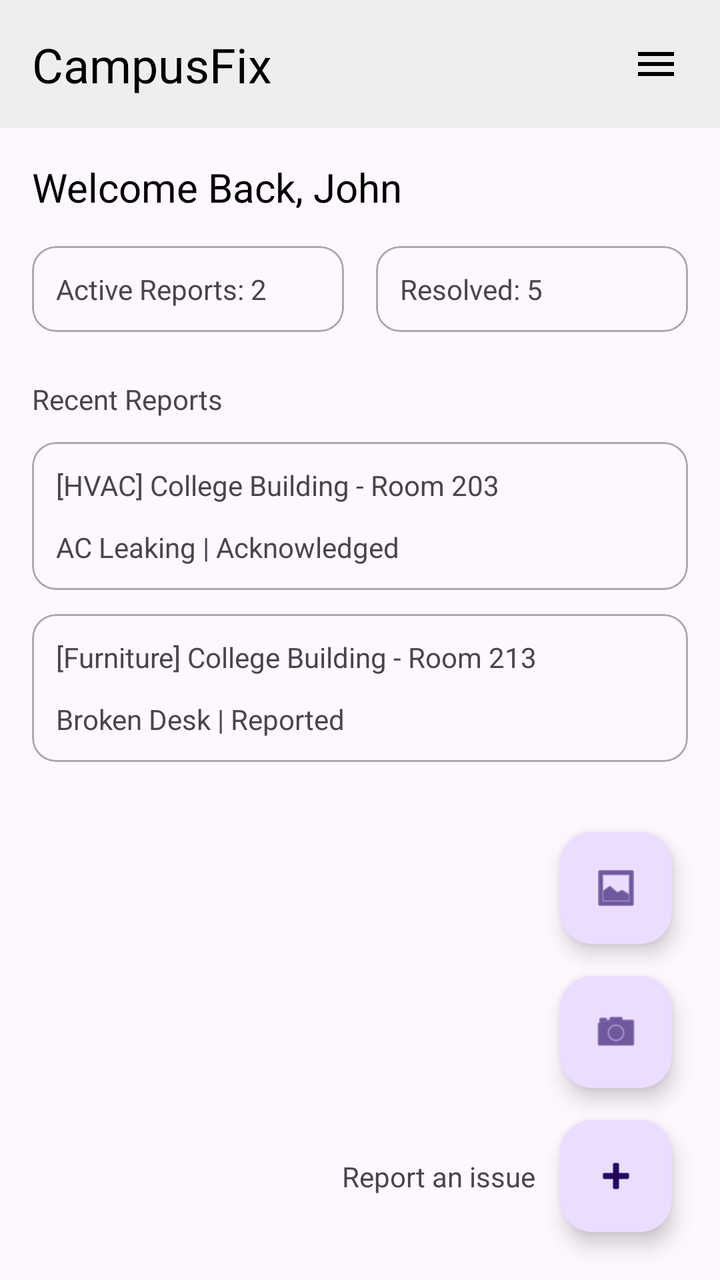
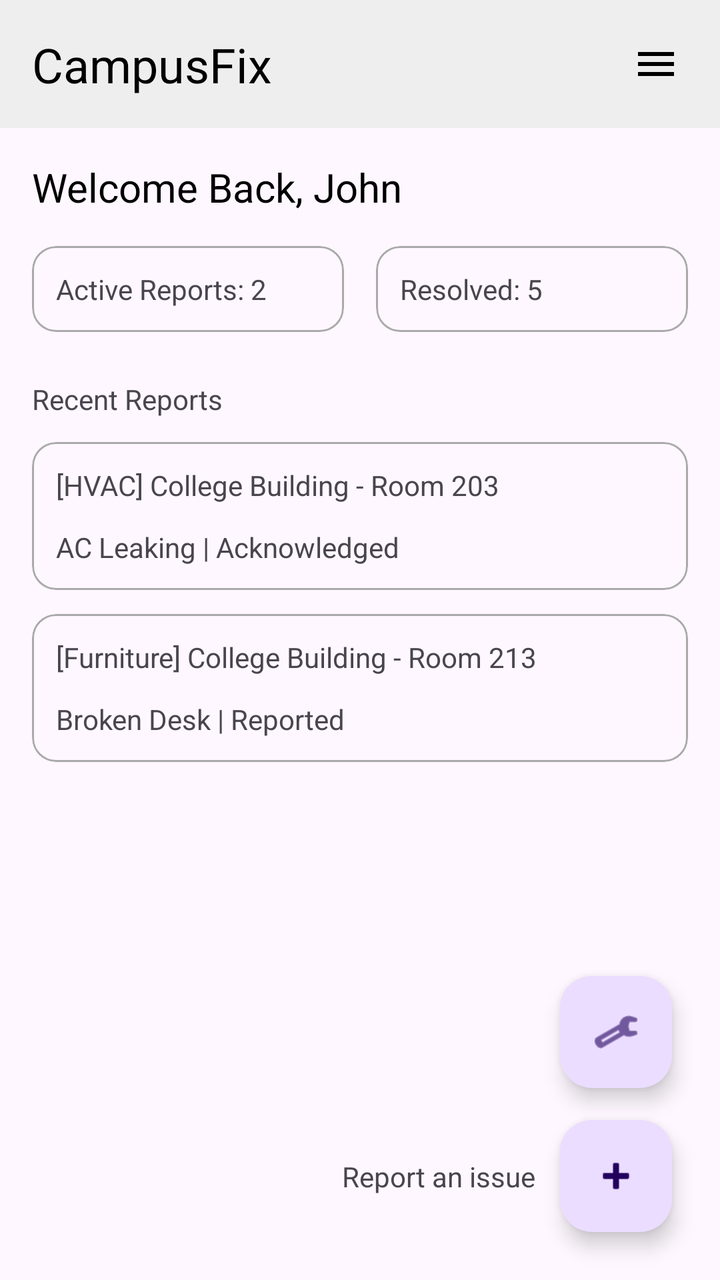

An Android layout rendered at two revisions. The XML below is the earlier revision; the diff shows what the commit changed to produce the second picture.
<!-- AndroidManifest.xml: application theme Theme.CampusFix -->
<!-- res/layout/activity_dashboard.xml -->
<?xml version="1.0" encoding="utf-8"?>
<androidx.constraintlayout.widget.ConstraintLayout
    xmlns:android="http://schemas.android.com/apk/res/android"
    xmlns:app="http://schemas.android.com/apk/res-auto"
    xmlns:tools="http://schemas.android.com/tools"
    android:id="@+id/main"
    android:layout_width="match_parent"
    android:layout_height="match_parent"
    tools:context=".DashboardActivity">

    
    <androidx.constraintlayout.widget.ConstraintLayout
        android:id="@+id/topBar"
        android:layout_width="0dp"
        android:layout_height="64dp"
        android:background="#EEEEEE"
        app:layout_constraintEnd_toEndOf="parent"
        app:layout_constraintStart_toStartOf="parent"
        app:layout_constraintTop_toTopOf="parent">

        <TextView
            android:id="@+id/tvAppName"
            android:layout_width="wrap_content"
            android:layout_height="wrap_content"
            android:layout_marginStart="16dp"
            android:text="CampusFix"
            android:textColor="@android:color/black"
            android:textSize="24sp"
            app:layout_constraintBottom_toBottomOf="parent"
            app:layout_constraintStart_toStartOf="parent"
            app:layout_constraintTop_toTopOf="parent" />

        <ImageView
            android:id="@+id/ivMenu"
            android:layout_width="48dp"
            android:layout_height="48dp"
            android:layout_marginEnd="8dp"
            android:contentDescription="Menu"
            android:padding="12dp"
            android:src="@drawable/ic_menu"
            app:layout_constraintBottom_toBottomOf="parent"
            app:layout_constraintEnd_toEndOf="parent"
            app:layout_constraintTop_toTopOf="parent" />
    </androidx.constraintlayout.widget.ConstraintLayout>

    
    <TextView
        android:id="@+id/tvWelcome"
        android:layout_width="wrap_content"
        android:layout_height="wrap_content"
        android:layout_marginStart="16dp"
        android:layout_marginTop="16dp"
        android:text="Welcome Back, John"
        android:textColor="@android:color/black"
        android:textSize="20sp"
        app:layout_constraintStart_toStartOf="parent"
        app:layout_constraintTop_toBottomOf="@id/topBar" />

    
    <com.google.android.material.card.MaterialCardView
        android:id="@+id/cardActive"
        android:layout_width="0dp"
        android:layout_height="wrap_content"
        android:layout_marginStart="16dp"
        android:layout_marginTop="16dp"
        android:layout_marginEnd="8dp"
        app:cardElevation="0dp"
        app:strokeColor="@android:color/darker_gray"
        app:strokeWidth="1dp"
        app:layout_constraintEnd_toStartOf="@id/cardResolved"
        app:layout_constraintHorizontal_chainStyle="spread"
        app:layout_constraintStart_toStartOf="parent"
        app:layout_constraintTop_toBottomOf="@id/tvWelcome">

        <TextView
            android:id="@+id/tvActive"
            android:layout_width="match_parent"
            android:layout_height="wrap_content"
            android:padding="12dp"
            android:text="Active Reports: 2"
            android:textSize="14sp" />
    </com.google.android.material.card.MaterialCardView>

    <com.google.android.material.card.MaterialCardView
        android:id="@+id/cardResolved"
        android:layout_width="0dp"
        android:layout_height="wrap_content"
        android:layout_marginStart="8dp"
        android:layout_marginEnd="16dp"
        app:cardElevation="0dp"
        app:strokeColor="@android:color/darker_gray"
        app:strokeWidth="1dp"
        app:layout_constraintBottom_toBottomOf="@id/cardActive"
        app:layout_constraintEnd_toEndOf="parent"
        app:layout_constraintStart_toEndOf="@id/cardActive"
        app:layout_constraintTop_toTopOf="@id/cardActive">

        <TextView
            android:id="@+id/tvResolved"
            android:layout_width="match_parent"
            android:layout_height="wrap_content"
            android:padding="12dp"
            android:text="Resolved: 5"
            android:textSize="14sp" />
    </com.google.android.material.card.MaterialCardView>

    
    <TextView
        android:id="@+id/tvRecent"
        android:layout_width="wrap_content"
        android:layout_height="wrap_content"
        android:layout_marginStart="16dp"
        android:layout_marginTop="24dp"
        android:text="Recent Reports"
        android:textSize="14sp"
        app:layout_constraintStart_toStartOf="parent"
        app:layout_constraintTop_toBottomOf="@id/cardActive" />

    <com.google.android.material.card.MaterialCardView
        android:id="@+id/cardReport1"
        android:layout_width="0dp"
        android:layout_height="wrap_content"
        android:layout_marginStart="16dp"
        android:layout_marginTop="12dp"
        android:layout_marginEnd="16dp"
        app:cardElevation="0dp"
        app:strokeColor="@android:color/darker_gray"
        app:strokeWidth="1dp"
        app:layout_constraintEnd_toEndOf="parent"
        app:layout_constraintStart_toStartOf="parent"
        app:layout_constraintTop_toBottomOf="@id/tvRecent">

        <androidx.constraintlayout.widget.ConstraintLayout
            android:layout_width="match_parent"
            android:layout_height="wrap_content"
            android:padding="12dp">

            <TextView
                android:id="@+id/tvReport1Title"
                android:layout_width="wrap_content"
                android:layout_height="wrap_content"
                android:text="[HVAC] College Building - Room 203"
                android:textSize="14sp"
                app:layout_constraintStart_toStartOf="parent"
                app:layout_constraintTop_toTopOf="parent" />

            <TextView
                android:id="@+id/tvReport1Status"
                android:layout_width="wrap_content"
                android:layout_height="wrap_content"
                android:layout_marginTop="12dp"
                android:text="AC Leaking | Acknowledged"
                android:textSize="14sp"
                app:layout_constraintStart_toStartOf="parent"
                app:layout_constraintTop_toBottomOf="@id/tvReport1Title" />
        </androidx.constraintlayout.widget.ConstraintLayout>
    </com.google.android.material.card.MaterialCardView>

    <com.google.android.material.card.MaterialCardView
        android:id="@+id/cardReport2"
        android:layout_width="0dp"
        android:layout_height="wrap_content"
        android:layout_marginStart="16dp"
        android:layout_marginTop="12dp"
        android:layout_marginEnd="16dp"
        app:cardElevation="0dp"
        app:strokeColor="@android:color/darker_gray"
        app:strokeWidth="1dp"
        app:layout_constraintEnd_toEndOf="parent"
        app:layout_constraintStart_toStartOf="parent"
        app:layout_constraintTop_toBottomOf="@id/cardReport1">

        <androidx.constraintlayout.widget.ConstraintLayout
            android:layout_width="match_parent"
            android:layout_height="wrap_content"
            android:padding="12dp">

            <TextView
                android:id="@+id/tvReport2Title"
                android:layout_width="wrap_content"
                android:layout_height="wrap_content"
                android:text="[Furniture] College Building - Room 213"
                android:textSize="14sp"
                app:layout_constraintStart_toStartOf="parent"
                app:layout_constraintTop_toTopOf="parent" />

            <TextView
                android:id="@+id/tvReport2Status"
                android:layout_width="wrap_content"
                android:layout_height="wrap_content"
                android:layout_marginTop="12dp"
                android:text="Broken Desk | Reported"
                android:textSize="14sp"
                app:layout_constraintStart_toStartOf="parent"
                app:layout_constraintTop_toBottomOf="@id/tvReport2Title" />
        </androidx.constraintlayout.widget.ConstraintLayout>
    </com.google.android.material.card.MaterialCardView>

    
    <com.google.android.material.floatingactionbutton.FloatingActionButton
        android:id="@+id/fabMain"
        android:layout_width="wrap_content"
        android:layout_height="wrap_content"
        android:layout_marginEnd="24dp"
        android:layout_marginBottom="24dp"
        android:contentDescription="Report an issue"
        android:src="@android:drawable/ic_input_add"
        app:layout_constraintBottom_toBottomOf="parent"
        app:layout_constraintEnd_toEndOf="parent" />

    <TextView
        android:id="@+id/tvReportLabel"
        android:layout_width="wrap_content"
        android:layout_height="wrap_content"
        android:layout_marginEnd="12dp"
        android:text="Report an issue"
        android:textSize="14sp"
        app:layout_constraintBottom_toBottomOf="@id/fabMain"
        app:layout_constraintEnd_toStartOf="@id/fabMain"
        app:layout_constraintTop_toTopOf="@id/fabMain" />

    <com.google.android.material.floatingactionbutton.FloatingActionButton
        android:id="@+id/fabSecondary1"
        android:layout_width="wrap_content"
        android:layout_height="wrap_content"
        android:layout_marginBottom="16dp"
        android:contentDescription="Action 1"
        android:src="@android:drawable/ic_menu_camera"
        app:fabSize="mini"
        app:layout_constraintBottom_toTopOf="@id/fabMain"
        app:layout_constraintEnd_toEndOf="@id/fabMain"
        app:layout_constraintStart_toStartOf="@id/fabMain" />

    <com.google.android.material.floatingactionbutton.FloatingActionButton
        android:id="@+id/fabSecondary2"
        android:layout_width="wrap_content"
        android:layout_height="wrap_content"
        android:layout_marginBottom="16dp"
        android:contentDescription="Action 2"
        android:src="@android:drawable/ic_menu_gallery"
        app:fabSize="mini"
        app:layout_constraintBottom_toTopOf="@id/fabSecondary1"
        app:layout_constraintEnd_toEndOf="@id/fabMain"
        app:layout_constraintStart_toStartOf="@id/fabMain" />

</androidx.constraintlayout.widget.ConstraintLayout>
<!-- resources referenced by this layout -->
<resources>
  <!-- drawable ic_menu (drawable) -->
  <vector xmlns:android="http://schemas.android.com/apk/res/android"
      android:width="24dp"
      android:height="24dp"
      android:viewportWidth="24"
      android:viewportHeight="24"
      android:tint="#000000">
      <path
          android:fillColor="@android:color/white"
          android:pathData="M3,18h18v-2L3,16v2zM3,13h18v-2L3,11v2zM3,6v2h18L21,6L3,6z" />
  </vector>
  <style name="Theme.CampusFix" parent="Theme.Material3.Light.NoActionBar" />
</resources>

<!-- the commit's change to res/layout/activity_dashboard.xml (unified diff, before → after) -->
@@ -198,13 +198,14 @@
 
     
     <com.google.android.material.floatingactionbutton.FloatingActionButton
-        android:id="@+id/fabMain"
+        android:id="@+id/fabReport"
         android:layout_width="wrap_content"
         android:layout_height="wrap_content"
         android:layout_marginEnd="24dp"
         android:layout_marginBottom="24dp"
         android:contentDescription="Report an issue"
         android:src="@android:drawable/ic_input_add"
+        app:fabSize="normal"
         app:layout_constraintBottom_toBottomOf="parent"
         app:layout_constraintEnd_toEndOf="parent" />
 
@@ -215,9 +216,9 @@
         android:layout_marginEnd="12dp"
         android:text="Report an issue"
         android:textSize="14sp"
-        app:layout_constraintBottom_toBottomOf="@id/fabMain"
-        app:layout_constraintEnd_toStartOf="@id/fabMain"
-        app:layout_constraintTop_toTopOf="@id/fabMain" />
+        app:layout_constraintBottom_toBottomOf="@id/fabReport"
+        app:layout_constraintEnd_toStartOf="@id/fabReport"
+        app:layout_constraintTop_toTopOf="@id/fabReport" />
 
     <com.google.android.material.floatingactionbutton.FloatingActionButton
         android:id="@+id/fabSecondary1"
@@ -225,22 +226,10 @@
         android:layout_height="wrap_content"
         android:layout_marginBottom="16dp"
         android:contentDescription="Action 1"
-        android:src="@android:drawable/ic_menu_camera"
+        android:src="@android:drawable/ic_menu_manage"
         app:fabSize="mini"
-        app:layout_constraintBottom_toTopOf="@id/fabMain"
-        app:layout_constraintEnd_toEndOf="@id/fabMain"
-        app:layout_constraintStart_toStartOf="@id/fabMain" />
-
-    <com.google.android.material.floatingactionbutton.FloatingActionButton
-        android:id="@+id/fabSecondary2"
-        android:layout_width="wrap_content"
-        android:layout_height="wrap_content"
-        android:layout_marginBottom="16dp"
-        android:contentDescription="Action 2"
-        android:src="@android:drawable/ic_menu_gallery"
-        app:fabSize="mini"
-        app:layout_constraintBottom_toTopOf="@id/fabSecondary1"
-        app:layout_constraintEnd_toEndOf="@id/fabMain"
-        app:layout_constraintStart_toStartOf="@id/fabMain" />
+        app:layout_constraintBottom_toTopOf="@id/fabReport"
+        app:layout_constraintEnd_toEndOf="@id/fabReport"
+        app:layout_constraintStart_toStartOf="@id/fabReport" />
 
 </androidx.constraintlayout.widget.ConstraintLayout>
